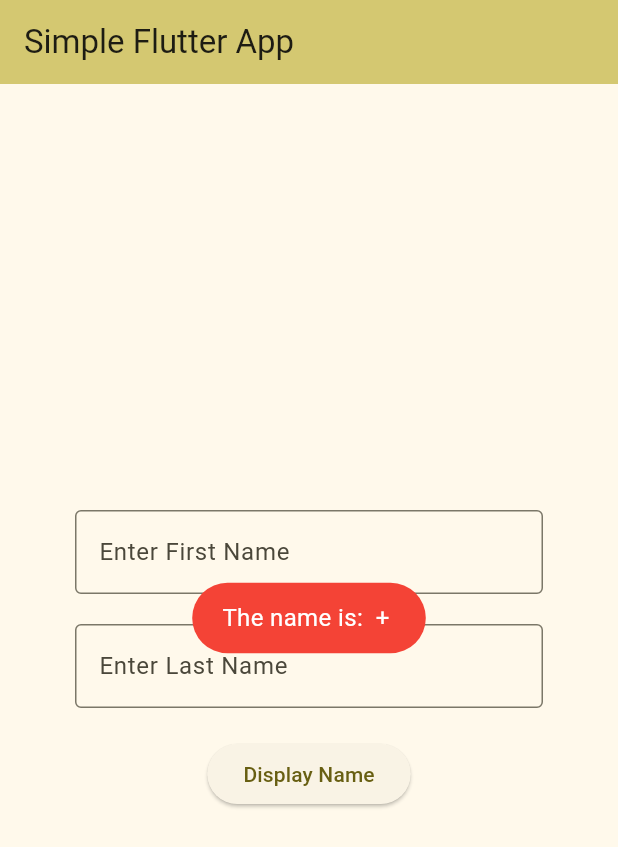
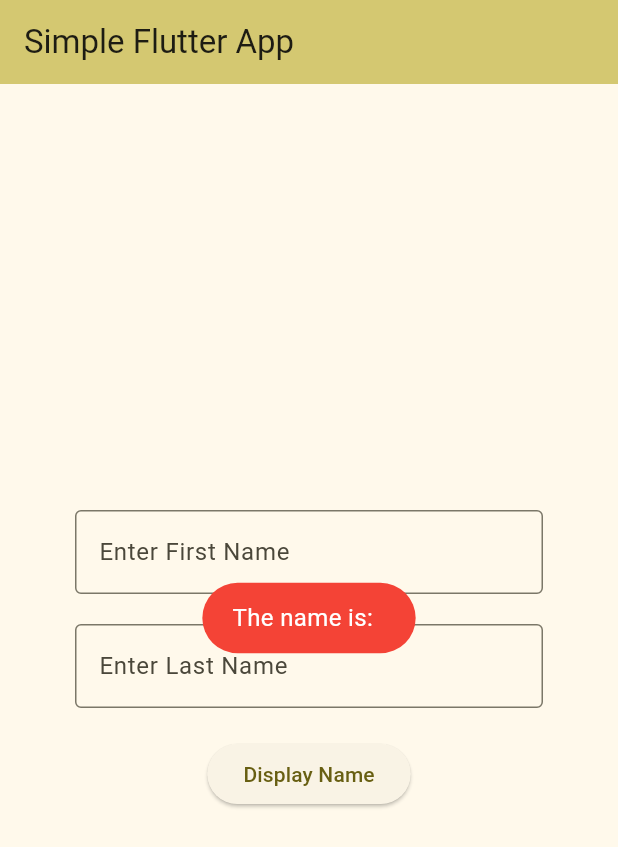
Before and after one commit to alennejasper/form, a Flutter app: the screen it shows after launch, after a tap on "Display Name", on a phone screen of 412 x 824 dp. Shown: the top 847 px of the screen. Run offline on Flutter 3.47's test engine with Material 3 defaults, Android fonts, the phone set to English and light mode, and no system bars; our stand-ins replace fluttertoast.

Commit message:
first commit

```diff
--- a/lib/main.dart
+++ b/lib/main.dart
@@ -139,7 +139,7 @@ class _MyHomePageState extends State<MyHomePage> {
               child: ElevatedButton(
                   onPressed: (){
                     Fluttertoast.showToast(
-                        msg: "The name is: ${txtFname.text} + ${txtLname.text}",
+                        msg: "The name is: ${txtFname.text} ${txtLname.text}",
                         toastLength: Toast.LENGTH_SHORT,
                         gravity: ToastGravity.CENTER,
                         timeInSecForIosWeb: 5,
```
